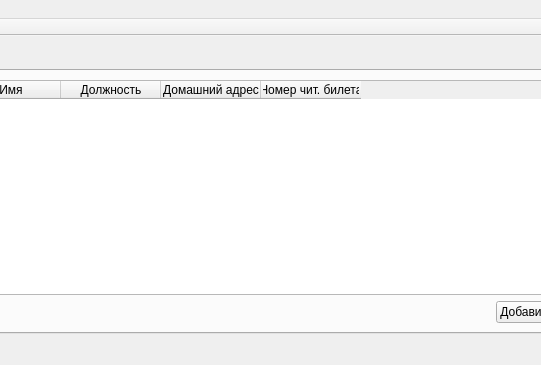
Before: the Qt Designer form mainwindow.ui in qreodium/is_libary, drawn with Qt 5; both pictures show x 160 to 701 and y 0 to 365 of the 817 by 365 pixel window.
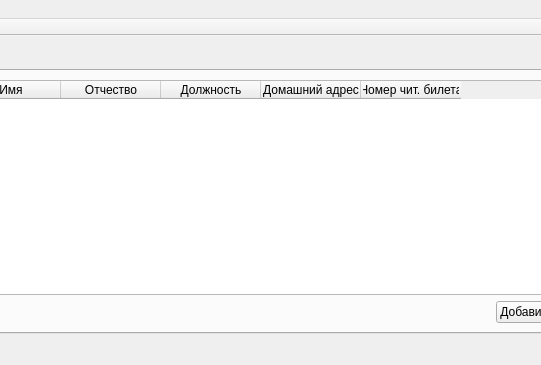
After: the same form once the commit is applied. The open tabs and pages were chosen to show the change.

Diff of the .ui file:
```diff
--- a/mainwindow.ui
+++ b/mainwindow.ui
@@ -138,6 +138,11 @@
             <string>Имя</string>
            </property>
           </column>
+          <column>
+           <property name="text">
+            <string>Отчество</string>
+           </property>
+          </column>
           <column>
            <property name="text">
             <string>Должность</string>
```
Left out of the diff: 35 changed lines with no effect on the pictures.
